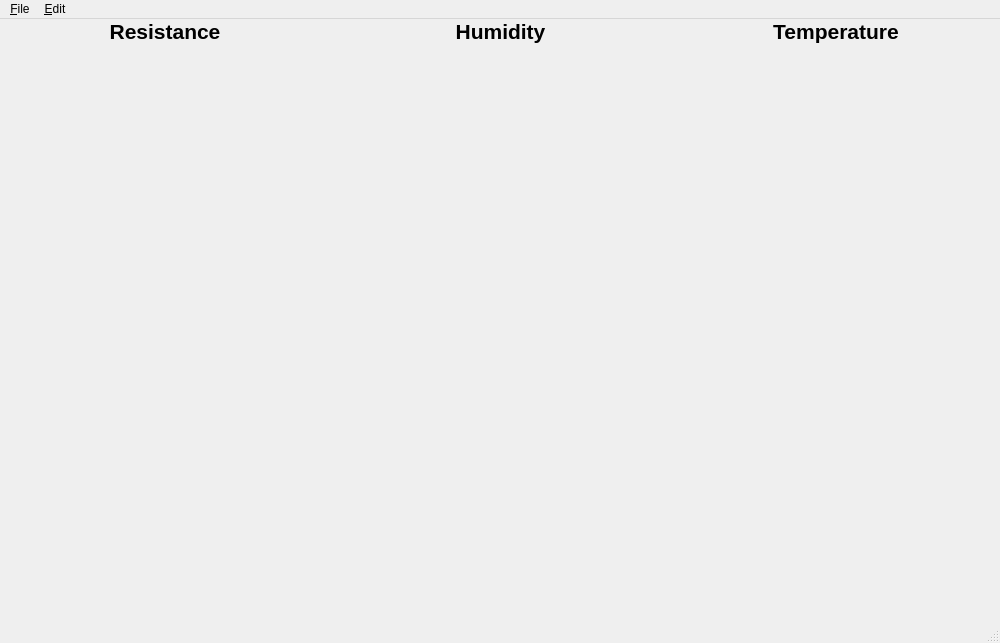
Above: ui/main_gui.ui from CydiaBoss/uc-htr-sensor before the change. Below: the same form after it.
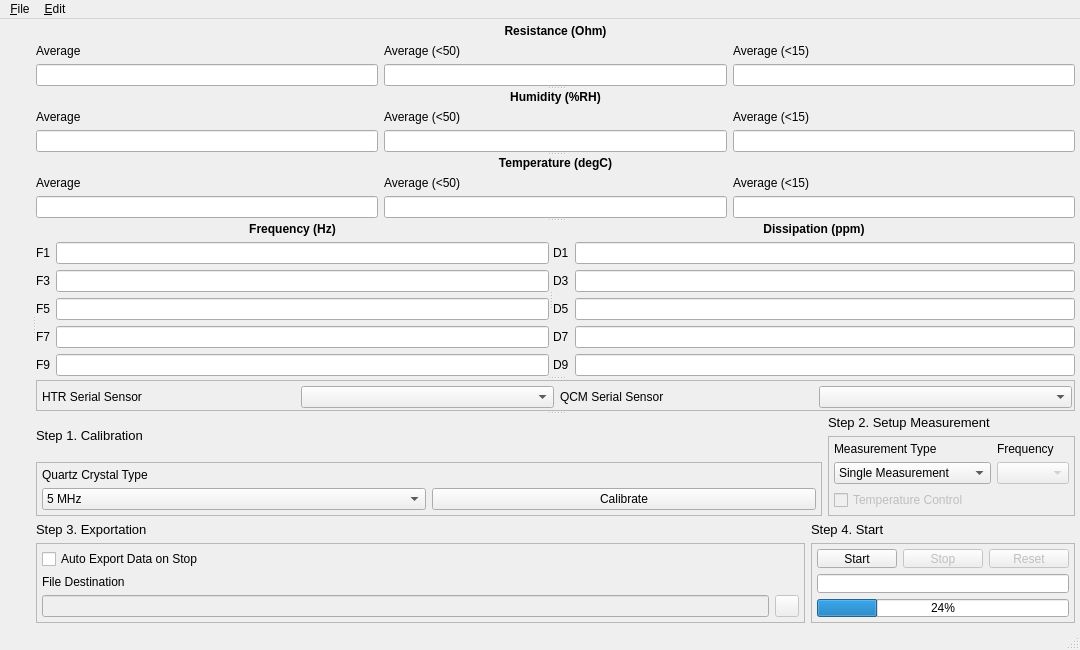
That is the form after the change. Icons and pictures are not drawn. Custom widgets are drawn as their Qt base class.

Diff of the .ui file:
```diff
--- a/ui/main_gui.ui
+++ b/ui/main_gui.ui
@@ -6,14 +6,14 @@
    <rect>
     <x>0</x>
     <y>0</y>
-    <width>1000</width>
-    <height>643</height>
+    <width>1080</width>
+    <height>650</height>
    </rect>
   </property>
   <property name="minimumSize">
    <size>
-    <width>1000</width>
-    <height>600</height>
+    <width>1080</width>
+    <height>650</height>
    </size>
   </property>
   <property name="windowTitle">
@@ -30,115 +30,915 @@
      <height>600</height>
     </size>
    </property>
-   <widget class="QWidget" name="">
-    <property name="geometry">
-     <rect>
-      <x>0</x>
-      <y>0</y>
-      <width>1001</width>
-      <height>41</height>
-     </rect>
+   <layout class="QVBoxLayout" name="verticalLayout_6">
+    <property name="leftMargin">
+     <number>5</number>
     </property>
-    <layout class="QHBoxLayout" name="horizontalLayout_2">
-     <property name="sizeConstraint">
-      <enum>QLayout::SetDefaultConstraint</enum>
-     </property>
-     <item>
-      <layout class="QVBoxLayout" name="verticalLayout_7">
-       <item>
-        <widget class="QLabel" name="label">
-         <property name="font">
-          <font>
-           <pointsize>16</pointsize>
-           <weight>75</weight>
-           <bold>true</bold>
-          </font>
-         </property>
-         <property name="text">
-          <string>Resistance</string>
-         </property>
-         <property name="alignment">
-          <set>Qt::AlignHCenter|Qt::AlignTop</set>
-         </property>
-        </widget>
-       </item>
-      </layout>
-     </item>
-     <item>
-      <layout class="QVBoxLayout" name="verticalLayout_6">
-       <item>
-        <widget class="QLabel" name="label_2">
-         <property name="font">
-          <font>
-           <pointsize>16</pointsize>
-           <weight>75</weight>
-           <bold>true</bold>
-          </font>
-         </property>
-         <property name="text">
-          <string>Humidity</string>
-         </property>
-         <property name="alignment">
-          <set>Qt::AlignHCenter|Qt::AlignTop</set>
-         </property>
-        </widget>
-       </item>
-      </layout>
-     </item>
-     <item>
-      <layout class="QVBoxLayout" name="verticalLayout_4">
-       <property name="sizeConstraint">
-        <enum>QLayout::SetDefaultConstraint</enum>
+    <property name="topMargin">
+     <number>5</number>
+    </property>
+    <property name="rightMargin">
+     <number>5</number>
+    </property>
+    <property name="bottomMargin">
+     <number>5</number>
+    </property>
+    <item>
+     <widget class="QSplitter" name="splitter_4">
+      <property name="orientation">
+       <enum>Qt::Horizontal</enum>
+      </property>
+      <widget class="QWidget" name="layoutWidget">
+       <layout class="QVBoxLayout" name="verticalLayout">
+        <item>
+         <layout class="QHBoxLayout" name="horizontalLayout">
+          <item>
+           <widget class="LivePlotWidget" name="resist_plot" native="true"/>
+          </item>
+          <item>
+           <widget class="LivePlotWidget" name="humd_plot" native="true"/>
+          </item>
+          <item>
+           <widget class="LivePlotWidget" name="temp_plot" native="true"/>
+          </item>
+         </layout>
+        </item>
+        <item>
+         <layout class="QGridLayout" name="gridLayout">
+          <item row="0" column="0">
+           <widget class="LivePlotWidget" name="amp_plot" native="true"/>
+          </item>
+          <item row="1" column="0">
+           <widget class="LivePlotWidget" name="freq_plot" native="true"/>
+          </item>
+          <item row="1" column="1">
+           <widget class="LivePlotWidget" name="dissipate_plot" native="true"/>
+          </item>
+          <item row="0" column="1">
+           <widget class="LivePlotWidget" name="phase_plot" native="true"/>
+          </item>
+         </layout>
+        </item>
+       </layout>
+      </widget>
+      <widget class="QSplitter" name="splitter_3">
+       <property name="orientation">
+        <enum>Qt::Vertical</enum>
        </property>
-       <item>
-        <widget class="QLabel" name="label_3">
-         <property name="font">
-          <font>
-           <pointsize>16</pointsize>
-           <weight>75</weight>
-           <bold>true</bold>
-          </font>
+       <widget class="QSplitter" name="splitter_2">
+        <property name="orientation">
+         <enum>Qt::Vertical</enum>
+        </property>
+        <widget class="QWidget" name="layoutWidget">
+         <layout class="QGridLayout" name="gridLayout_15">
+          <item row="0" column="0">
+           <widget class="QLabel" name="label_21">
+            <property name="text">
+             <string>&lt;html&gt;&lt;head/&gt;&lt;body&gt;&lt;p&gt;&lt;span style=&quot; font-weight:600;&quot;&gt;Resistance (Ohm)&lt;/span&gt;&lt;/p&gt;&lt;/body&gt;&lt;/html&gt;</string>
+            </property>
+            <property name="alignment">
+             <set>Qt::AlignCenter</set>
+            </property>
+           </widget>
+          </item>
+          <item row="1" column="0">
+           <layout class="QGridLayout" name="gridLayout_11">
+            <item row="1" column="2">
+             <widget class="QLineEdit" name="avg_resist_15">
+              <property name="readOnly">
+               <bool>true</bool>
+              </property>
+             </widget>
+            </item>
+            <item row="1" column="0">
+             <widget class="QLineEdit" name="resist_avg">
+              <property name="readOnly">
+               <bool>true</bool>
+              </property>
+             </widget>
+            </item>
+            <item row="0" column="1">
+             <widget class="QLabel" name="label_10">
+              <property name="text">
+               <string>Average (&lt;50)</string>
+              </property>
+              <property name="buddy">
+               <cstring>avg_resist_50</cstring>
+              </property>
+             </widget>
+            </item>
+            <item row="1" column="1">
+             <widget class="QLineEdit" name="avg_resist_50">
+              <property name="readOnly">
+               <bool>true</bool>
+              </property>
+             </widget>
+            </item>
+            <item row="0" column="2">
+             <widget class="QLabel" name="label_11">
+              <property name="text">
+               <string>Average (&lt;15)</string>
+              </property>
+              <property name="buddy">
+               <cstring>avg_resist_15</cstring>
+              </property>
+             </widget>
+            </item>
+            <item row="0" column="0">
+             <widget class="QLabel" name="label_9">
+              <property name="text">
+               <string>Average</string>
+              </property>
+              <property name="buddy">
+               <cstring>resist_avg</cstring>
+              </property>
+             </widget>
+            </item>
+           </layout>
+          </item>
+         </layout>
+        </widget>
+        <widget class="QWidget" name="layoutWidget">
+         <layout class="QGridLayout" name="gridLayout_16">
+          <item row="0" column="0">
+           <widget class="QLabel" name="label_22">
+            <property name="text">
+             <string>&lt;html&gt;&lt;head/&gt;&lt;body&gt;&lt;p&gt;&lt;span style=&quot; font-weight:600;&quot;&gt;Humidity (%RH)&lt;/span&gt;&lt;/p&gt;&lt;/body&gt;&lt;/html&gt;</string>
+            </property>
+            <property name="alignment">
+             <set>Qt::AlignCenter</set>
+            </property>
+           </widget>
+          </item>
+          <item row="1" column="0">
+           <layout class="QGridLayout" name="gridLayout_13">
+            <item row="0" column="0">
+             <widget class="QLabel" name="label_15">
+              <property name="text">
+               <string>Average</string>
+              </property>
+              <property name="buddy">
+               <cstring>humd_avg</cstring>
+              </property>
+             </widget>
+            </item>
+            <item row="0" column="1">
+             <widget class="QLabel" name="label_16">
+              <property name="text">
+               <string>Average (&lt;50)</string>
+              </property>
+              <property name="buddy">
+               <cstring>humd_avg_50</cstring>
+              </property>
+             </widget>
+            </item>
+            <item row="0" column="2">
+             <widget class="QLabel" name="label_17">
+              <property name="text">
+               <string>Average (&lt;15)</string>
+              </property>
+              <property name="buddy">
+               <cstring>humd_avg_15</cstring>
+              </property>
+             </widget>
+            </item>
+            <item row="1" column="0">
+             <widget class="QLineEdit" name="humd_avg">
+              <property name="readOnly">
+               <bool>true</bool>
+              </property>
+             </widget>
+            </item>
+            <item row="1" column="1">
+             <widget class="QLineEdit" name="humd_avg_50">
+              <property name="readOnly">
+               <bool>true</bool>
+              </property>
+             </widget>
+            </item>
+            <item row="1" column="2">
+             <widget class="QLineEdit" name="humd_avg_15">
+              <property name="readOnly">
+               <bool>true</bool>
+              </property>
+             </widget>
+            </item>
+           </layout>
+          </item>
+         </layout>
+        </widget>
+        <widget class="QWidget" name="layoutWidget">
+         <layout class="QGridLayout" name="gridLayout_17">
+          <item row="0" column="0">
+           <widget class="QLabel" name="label_23">
+            <property name="text">
+             <string>&lt;html&gt;&lt;head/&gt;&lt;body&gt;&lt;p&gt;&lt;span style=&quot; font-weight:600;&quot;&gt;Temperature (degC)&lt;/span&gt;&lt;/p&gt;&lt;/body&gt;&lt;/html&gt;</string>
+            </property>
+            <property name="alignment">
+             <set>Qt::AlignCenter</set>
+            </property>
+           </widget>
+          </item>
+          <item row="1" column="0">
+           <layout class="QGridLayout" name="gridLayout_14">
+            <item row="0" column="0">
+             <widget class="QLabel" name="label_18">
+              <property name="text">
+               <string>Average</string>
+              </property>
+              <property name="buddy">
+               <cstring>temp_avg</cstring>
+              </property>
+             </widget>
+            </item>
+            <item row="0" column="2">
+             <widget class="QLabel" name="label_20">
+              <property name="text">
+               <string>Average (&lt;15)</string>
+              </property>
+              <property name="buddy">
+               <cstring>temp_avg_15</cstring>
+              </property>
+             </widget>
+            </item>
+            <item row="1" column="0">
+             <widget class="QLineEdit" name="temp_avg">
+              <property name="readOnly">
+               <bool>true</bool>
+              </property>
+             </widget>
+            </item>
+            <item row="1" column="1">
+             <widget class="QLineEdit" name="temp_avg_50">
+              <property name="readOnly">
+               <bool>true</bool>
+              </property>
+             </widget>
+            </item>
+            <item row="1" column="2">
+             <widget class="QLineEdit" name="temp_avg_15">
+              <property name="readOnly">
+               <bool>true</bool>
+              </property>
+             </widget>
+            </item>
+            <item row="0" column="1">
+             <widget class="QLabel" name="label_19">
+              <property name="text">
+               <string>Average (&lt;50)</string>
+              </property>
+              <property name="buddy">
+               <cstring>temp_avg_50</cstring>
+              </property>
+             </widget>
+            </item>
+           </layout>
+          </item>
+         </layout>
+        </widget>
+       </widget>
+       <widget class="QSplitter" name="splitter">
+        <property name="orientation">
+         <enum>Qt::Horizontal</enum>
+        </property>
+        <widget class="QWidget" name="layoutWidget">
+         <layout class="QGridLayout" name="gridLayout_20">
+          <item row="0" column="0">
+           <widget class="QLabel" name="label_34">
+            <property name="text">
+             <string>&lt;html&gt;&lt;head/&gt;&lt;body&gt;&lt;p&gt;&lt;span style=&quot; font-weight:600;&quot;&gt;Frequency (Hz)&lt;/span&gt;&lt;/p&gt;&lt;/body&gt;&lt;/html&gt;</string>
+            </property>
+            <property name="alignment">
+             <set>Qt::AlignCenter</set>
+            </property>
+           </widget>
+          </item>
+          <item row="1" column="0">
+           <layout class="QGridLayout" name="gridLayout_18">
+            <item row="0" column="0">
+             <widget class="QLabel" name="label_24">
+              <property name="text">
+               <string>F1</string>
+              </property>
+              <property name="buddy">
+               <cstring>freq_f1</cstring>
+              </property>
+             </widget>
+            </item>
+            <item row="0" column="1">
+             <widget class="QLineEdit" name="freq_f1">
+              <property name="readOnly">
+               <bool>true</bool>
+              </property>
+             </widget>
+            </item>
+            <item row="1" column="0">
+             <widget class="QLabel" name="label_25">
+              <property name="text">
+               <string>F3</string>
+              </property>
+              <property name="buddy">
+               <cstring>freq_f3</cstring>
+              </property>
+             </widget>
+            </item>
+            <item row="1" column="1">
+             <widget class="QLineEdit" name="freq_f3">
+              <property name="readOnly">
+               <bool>true</bool>
+              </property>
+             </widget>
+            </item>
+            <item row="2" column="0">
+             <widget class="QLabel" name="label_26">
+              <property name="text">
+               <string>F5</string>
+              </property>
+              <property name="buddy">
+               <cstring>freq_f5</cstring>
+              </property>
+             </widget>
+            </item>
+            <item row="2" column="1">
+             <widget class="QLineEdit" name="freq_f5">
+              <property name="readOnly">
+               <bool>true</bool>
+              </property>
+             </widget>
+            </item>
+            <item row="3" column="0">
+             <widget class="QLabel" name="label_27">
+              <property name="text">
+               <string>F7</string>
+              </property>
+              <property name="buddy">
+               <cstring>freq_f7</cstring>
+              </property>
+             </widget>
+            </item>
+            <item row="3" column="1">
+             <widget class="QLineEdit" name="freq_f7">
+              <property name="readOnly">
+               <bool>true</bool>
+              </property>
+             </widget>
+            </item>
+            <item row="4" column="0">
+             <widget class="QLabel" name="label_28">
+              <property name="text">
+               <string>F9</string>
+              </property>
+              <property name="buddy">
+               <cstring>freq_f9</cstring>
+              </property>
+             </widget>
+            </item>
+            <item row="4" column="1">
+             <widget class="QLineEdit" name="freq_f9">
+              <property name="readOnly">
+               <bool>true</bool>
+              </property>
+             </widget>
+            </item>
+           </layout>
+          </item>
+         </layout>
+        </widget>
+        <widget class="QWidget" name="layoutWidget">
+         <layout class="QGridLayout" name="gridLayout_21">
+          <item row="1" column="0">
+           <layout class="QGridLayout" name="gridLayout_19">
+            <item row="1" column="1">
+             <widget class="QLineEdit" name="diss_d3">
+              <property name="readOnly">
+               <bool>true</bool>
+              </property>
+             </widget>
+            </item>
+            <item row="3" column="1">
+             <widget class="QLineEdit" name="diss_d7">
+              <property name="readOnly">
+               <bool>true</bool>
+              </property>
+             </widget>
+            </item>
+            <item row="4" column="0">
+             <widget class="QLabel" name="label_33">
+              <property name="text">
+               <string>D9</string>
+              </property>
+              <property name="buddy">
+               <cstring>diss_d9</cstring>
+              </property>
+             </widget>
+            </item>
+            <item row="3" column="0">
+             <widget class="QLabel" name="label_32">
+              <property name="text">
+               <string>D7</string>
+              </property>
+              <property name="buddy">
+               <cstring>diss_d7</cstring>
+              </property>
+             </widget>
+            </item>
+            <item row="0" column="1">
+             <widget class="QLineEdit" name="diss_d1">
+              <property name="readOnly">
+               <bool>true</bool>
+              </property>
+             </widget>
+            </item>
+            <item row="1" column="0">
+             <widget class="QLabel" name="label_30">
+              <property name="text">
+               <string>D3</string>
+              </property>
+              <property name="buddy">
+               <cstring>diss_d3</cstring>
+              </property>
+             </widget>
+            </item>
+            <item row="2" column="0">
+             <widget class="QLabel" name="label_31">
+              <property name="text">
+               <string>D5</string>
+              </property>
+              <property name="buddy">
+               <cstring>diss_d5</cstring>
+              </property>
+             </widget>
+            </item>
+            <item row="0" column="0">
+             <widget class="QLabel" name="label_29">
+              <property name="text">
+               <string>D1</string>
+              </property>
+              <property name="buddy">
+               <cstring>diss_d1</cstring>
+              </property>
+             </widget>
+            </item>
+            <item row="2" column="1">
+             <widget class="QLineEdit" name="diss_d5">
+              <property name="readOnly">
+               <bool>true</bool>
+              </property>
+             </widget>
+            </item>
+            <item row="4" column="1">
+             <widget class="QLineEdit" name="diss_d9">
+              <property name="readOnly">
+               <bool>true</bool>
+              </property>
+             </widget>
+            </item>
+           </layout>
+          </item>
+          <item row="0" column="0">
+           <widget class="QLabel" name="label_35">
+            <property name="text">
+             <string>&lt;html&gt;&lt;head/&gt;&lt;body&gt;&lt;p&gt;&lt;span style=&quot; font-weight:600;&quot;&gt;Dissipation (ppm)&lt;/span&gt;&lt;/p&gt;&lt;/body&gt;&lt;/html&gt;</string>
+            </property>
+            <property name="alignment">
+             <set>Qt::AlignCenter</set>
+            </property>
+           </widget>
+          </item>
+         </layout>
+        </widget>
+       </widget>
+       <widget class="QFrame" name="frame_5">
+        <property name="frameShape">
+         <enum>QFrame::StyledPanel</enum>
+        </property>
+        <property name="frameShadow">
+         <enum>QFrame::Raised</enum>
+        </property>
+        <layout class="QHBoxLayout" name="horizontalLayout_2">
+         <property name="leftMargin">
+          <number>5</number>
          </property>
-         <property name="text">
-          <string>Temperature</string>
+         <property name="topMargin">
+          <number>5</number>
          </property>
-         <property name="alignment">
-          <set>Qt::AlignHCenter|Qt::AlignTop</set>
+         <property name="rightMargin">
+          <number>2</number>
          </property>
-        </widget>
-       </item>
-      </layout>
-     </item>
-    </layout>
-   </widget>
-   <widget class="QWidget" name="">
-    <property name="geometry">
-     <rect>
-      <x>0</x>
-      <y>40</y>
-      <width>1001</width>
-      <height>341</height>
-     </rect>
-    </property>
-    <layout class="QHBoxLayout" name="horizontalLayout" stretch="0,0,0">
-     <item>
-      <layout class="QVBoxLayout" name="verticalLayout_3"/>
-     </item>
-     <item>
-      <layout class="QVBoxLayout" name="verticalLayout_2"/>
-     </item>
-     <item>
-      <layout class="QVBoxLayout" name="verticalLayout"/>
-     </item>
-    </layout>
-   </widget>
+         <property name="bottomMargin">
+          <number>2</number>
+         </property>
+         <item>
+          <layout class="QGridLayout" name="gridLayout_12">
+           <item row="0" column="0">
+            <widget class="QLabel" name="label_13">
+             <property name="text">
+              <string>HTR Serial Sensor</string>
+             </property>
+             <property name="buddy">
+              <cstring>htr_serial</cstring>
+             </property>
+            </widget>
+           </item>
+           <item row="0" column="1">
+            <widget class="QComboBox" name="htr_serial"/>
+           </item>
+           <item row="0" column="2">
+            <widget class="QLabel" name="label_14">
+             <property name="text">
+              <string>QCM Serial Sensor</string>
+             </property>
+             <property name="buddy">
+              <cstring>qcm_serial</cstring>
+             </property>
+            </widget>
+           </item>
+           <item row="0" column="3">
+            <widget class="QComboBox" name="qcm_serial"/>
+           </item>
+          </layout>
+         </item>
+        </layout>
+       </widget>
+       <widget class="QWidget" name="layoutWidget">
+        <layout class="QGridLayout" name="gridLayout_10">
+         <item row="0" column="0" rowspan="2" colspan="2">
+          <layout class="QGridLayout" name="gridLayout_3">
+           <item row="2" column="0">
+            <widget class="QFrame" name="frame">
+             <property name="frameShape">
+              <enum>QFrame::StyledPanel</enum>
+             </property>
+             <property name="frameShadow">
+              <enum>QFrame::Sunken</enum>
+             </property>
+             <property name="lineWidth">
+              <number>16</number>
+             </property>
+             <property name="midLineWidth">
+              <number>6</number>
+             </property>
+             <layout class="QVBoxLayout" name="verticalLayout_2">
+              <property name="leftMargin">
+               <number>5</number>
+              </property>
+              <property name="topMargin">
+               <number>5</number>
+              </property>
+              <property name="rightMargin">
+               <number>5</number>
+              </property>
+              <property name="bottomMargin">
+               <number>5</number>
+              </property>
+              <item>
+               <layout class="QGridLayout" name="gridLayout_2">
+                <item row="1" column="0">
+                 <widget class="QComboBox" name="qc_type">
+                  <item>
+                   <property name="text">
+                    <string>5 MHz</string>
+                   </property>
+                  </item>
+                  <item>
+                   <property name="text">
+                    <string>10 MHz</string>
+                   </property>
+                  </item>
+                 </widget>
+                </item>
+                <item row="1" column="1">
+                 <widget class="QPushButton" name="calibrate_btn">
+                  <property name="text">
+                   <string>Calibrate</string>
+                  </property>
+                 </widget>
+                </item>
+                <item row="0" column="0">
+                 <widget class="QLabel" name="label">
+                  <property name="text">
+                   <string>Quartz Crystal Type</string>
+                  </property>
+                  <property name="buddy">
+                   <cstring>qc_type</cstring>
+                  </property>
+                 </widget>
+                </item>
+               </layout>
+              </item>
+             </layout>
+            </widget>
+           </item>
+           <item row="1" column="0">
+            <widget class="QLabel" name="label_4">
+             <property name="text">
+              <string>&lt;html&gt;&lt;head/&gt;&lt;body&gt;&lt;p&gt;&lt;span style=&quot; font-size:10pt;&quot;&gt;Step 1. Calibration&lt;/span&gt;&lt;/p&gt;&lt;/body&gt;&lt;/html&gt;</string>
+             </property>
+            </widget>
+           </item>
+          </layout>
+         </item>
+         <item row="2" column="1" rowspan="2" colspan="2">
+          <layout class="QGridLayout" name="gridLayout_9">
+           <item row="0" column="0">
+            <widget class="QLabel" name="label_8">
+             <property name="text">
+              <string>&lt;html&gt;&lt;head/&gt;&lt;body&gt;&lt;p&gt;&lt;span style=&quot; font-size:10pt;&quot;&gt;Step 4. Start&lt;/span&gt;&lt;/p&gt;&lt;/body&gt;&lt;/html&gt;</string>
+             </property>
+            </widget>
+           </item>
+           <item row="1" column="0">
+            <widget class="QFrame" name="frame_4">
+             <property name="frameShape">
+              <enum>QFrame::StyledPanel</enum>
+             </property>
+             <property name="frameShadow">
+              <enum>QFrame::Sunken</enum>
+             </property>
+             <property name="lineWidth">
+              <number>16</number>
+             </property>
+             <property name="midLineWidth">
+              <number>6</number>
+             </property>
+             <layout class="QVBoxLayout" name="verticalLayout_5">
+              <property name="leftMargin">
+               <number>5</number>
+              </property>
+              <property name="topMargin">
+               <number>5</number>
+              </property>
+              <property name="rightMargin">
+               <number>5</number>
+              </property>
+              <property name="bottomMargin">
+               <number>5</number>
+              </property>
+              <item>
+               <layout class="QGridLayout" name="gridLayout_8">
+                <item row="0" column="2">
+                 <widget class="QPushButton" name="reset_btn">
+                  <property name="enabled">
+                   <bool>false</bool>
+                  </property>
+                  <property name="text">
+                   <string>Reset</string>
+                  </property>
+                 </widget>
+                </item>
+                <item row="2" column="0" colspan="3">
+                 <widget class="QProgressBar" name="progress_bar">
+                  <property name="value">
+                   <number>24</number>
+                  </property>
+                  <property name="orientation">
+                   <enum>Qt::Horizontal</enum>
+                  </property>
+                  <property name="invertedAppearance">
+                   <bool>false</bool>
+                  </property>
+                 </widget>
+                </item>
+                <item row="0" column="0">
+                 <widget class="QPushButton" name="start_btn">
+                  <property name="text">
+                   <string>Start</string>
+                  </property>
+                  <property name="icon">
+                   <iconset>
+                    <normaloff>resources/start.png</normaloff>resources/start.png</iconset>
+                  </property>
+                  <property name="iconSize">
+                   <size>
+                    <width>10</width>
+                    <height>10</height>
+                   </size>
+                  </property>
+                 </widget>
+                </item>
+                <item row="0" column="1">
+                 <widget class="QPushButton" name="stop_btn">
+                  <property name="enabled">
+                   <bool>false</bool>
+                  </property>
+                  <property name="text">
+                   <string>Stop</string>
+                  </property>
+                  <property name="icon">
+                   <iconset>
+                    <normaloff>resources/stop.png</normaloff>resources/stop.png</iconset>
+                  </property>
+                  <property name="iconSize">
+                   <size>
+                    <width>10</width>
+                    <height>10</height>
+                   </size>
+                  </property>
+                 </widget>
+                </item>
+                <item row="1" column="0" colspan="3">
+                 <widget class="QLineEdit" name="perm_status">
+                  <property name="readOnly">
+                   <bool>true</bool>
+                  </property>
+                 </widget>
+                </item>
+               </layout>
+              </item>
+             </layout>
+            </widget>
+           </item>
+          </layout>
+         </item>
+         <item row="0" column="2" rowspan="2">
+          <layout class="QGridLayout" name="gridLayout_5">
+           <item row="1" column="0">
+            <widget class="QLabel" name="label_5">
+             <property name="text">
+              <string>&lt;html&gt;&lt;head/&gt;&lt;body&gt;&lt;p&gt;&lt;span style=&quot; font-size:10pt;&quot;&gt;Step 2. Setup Measurement&lt;/span&gt;&lt;/p&gt;&lt;/body&gt;&lt;/html&gt;</string>
+             </property>
+            </widget>
+           </item>
+           <item row="2" column="0">
+            <widget class="QFrame" name="frame_2">
+             <property name="frameShape">
+              <enum>QFrame::StyledPanel</enum>
+             </property>
+             <property name="frameShadow">
+              <enum>QFrame::Sunken</enum>
+             </property>
+             <property name="lineWidth">
+              <number>16</number>
+             </property>
+             <property name="midLineWidth">
+              <number>6</number>
+             </property>
+             <layout class="QVBoxLayout" name="verticalLayout_3">
+              <property name="leftMargin">
+               <number>5</number>
+              </property>
+              <property name="topMargin">
+               <number>5</number>
+              </property>
+              <property name="rightMargin">
+               <number>5</number>
+              </property>
+              <property name="bottomMargin">
+               <number>5</number>
+              </property>
+              <item>
+               <layout class="QGridLayout" name="gridLayout_4">
+                <item row="0" column="0">
+                 <widget class="QLabel" name="label_2">
+                  <property name="text">
+                   <string>Measurement Type</string>
+                  </property>
+                  <property name="buddy">
+                   <cstring>measure_type</cstring>
+                  </property>
+                 </widget>
+                </item>
+                <item row="0" column="1">
+                 <widget class="QLabel" name="label_3">
+                  <property name="text">
+                   <string>Frequency</string>
+                  </property>
+                  <property name="buddy">
+                   <cstring>freq_list</cstring>
+                  </property>
+                 </widget>
+                </item>
+                <item row="1" column="0">
+                 <widget class="QComboBox" name="measure_type">
+                  <item>
+                   <property name="text">
+                    <string>Single Measurement</string>
+                   </property>
+                  </item>
+                  <item>
+                   <property name="text">
+                    <string>Multiple Measurements</string>
+                   </property>
+                  </item>
+                 </widget>
+                </item>
+                <item row="1" column="1">
+                 <widget class="QComboBox" name="freq_list">
+                  <property name="enabled">
+                   <bool>false</bool>
+                  </property>
+                 </widget>
+                </item>
+                <item row="2" column="0">
+                 <widget class="QCheckBox" name="qcm_temp_ctrl">
+                  <property name="enabled">
+                   <bool>false</bool>
+                  </property>
+                  <property name="text">
+                   <string>Temperature Control</string>
+                  </property>
+                 </widget>
+                </item>
+               </layout>
+              </item>
+             </layout>
+            </widget>
+           </item>
+          </layout>
+         </item>
+         <item row="2" column="0" rowspan="2">
+          <layout class="QGridLayout" name="gridLayout_7">
+           <item row="0" column="0">
+            <widget class="QLabel" name="label_7">
+             <property name="text">
+              <string>&lt;html&gt;&lt;head/&gt;&lt;body&gt;&lt;p&gt;&lt;span style=&quot; font-size:10pt;&quot;&gt;Step 3. Exportation&lt;/span&gt;&lt;/p&gt;&lt;/body&gt;&lt;/html&gt;</string>
+             </property>
+            </widget>
+           </item>
+           <item row="1" column="0">
+            <widget class="QFrame" name="frame_3">
+             <property name="frameShape">
+              <enum>QFrame::StyledPanel</enum>
+             </property>
+             <property name="frameShadow">
+              <enum>QFrame::Sunken</enum>
+             </property>
+             <property name="lineWidth">
+              <number>16</number>
+             </property>
+             <property name="midLineWidth">
+              <number>6</number>
+             </property>
+             <layout class="QVBoxLayout" name="verticalLayout_4">
+              <property name="leftMargin">
+               <number>5</number>
+              </property>
+              <property name="topMargin">
+               <number>5</number>
+              </property>
+              <property name="rightMargin">
+               <number>5</number>
+              </property>
+              <property name="bottomMargin">
+               <number>5</number>
+              </property>
+              <item>
+               <layout class="QGridLayout" name="gridLayout_6">
+                <item row="3" column="0">
+                 <widget class="QLineEdit" name="file_dest">
+                  <property name="enabled">
+                   <bool>false</bool>
+                  </property>
+                 </widget>
+                </item>
+                <item row="3" column="1">
+                 <widget class="QToolButton" name="file_select">
+                  <property name="enabled">
+                   <bool>false</bool>
+                  </property>
+                  <property name="text">
+                   <string/>
+                  </property>
+                  <property name="icon">
+                   <iconset>
+                    <normaloff>resources/folder.png</normaloff>resources/folder.png</iconset>
+                  </property>
+                 </widget>
+                </item>
+                <item row="1" column="0">
+                 <widget class="QLabel" name="label_6">
+                  <property name="text">
+                   <string>File Destination</string>
+                  </property>
+                 </widget>
+                </item>
+                <item row="0" column="0" colspan="2">
+                 <widget class="QCheckBox" name="auto_export">
+                  <property name="text">
+                   <string>Auto Export Data on Stop</string>
+                  </property>
+                 </widget>
+                </item>
+               </layout>
+              </item>
+             </layout>
+            </widget>
+           </item>
+          </layout>
+         </item>
+        </layout>
+       </widget>
+      </widget>
+     </widget>
+    </item>
+   </layout>
   </widget>
   <widget class="QMenuBar" name="menubar">
    <property name="geometry">
     <rect>
      <x>0</x>
      <y>0</y>
-     <width>1000</width>
+     <width>1080</width>
      <height>22</height>
     </rect>
    </property>
@@ -251,6 +1051,49 @@
    </property>
   </action>
  </widget>
+ <customwidgets>
+  <customwidget>
+   <class>LivePlotWidget</class>
+   <extends>QWidget</extends>
+   <header>pglive.sources.live_plot_widget</header>
+   <container>1</container>
+  </customwidget>
+ </customwidgets>
+ <tabstops>
+  <tabstop>htr_serial</tabstop>
+  <tabstop>qcm_serial</tabstop>
+  <tabstop>qc_type</tabstop>
+  <tabstop>calibrate_btn</tabstop>
+  <tabstop>measure_type</tabstop>
+  <tabstop>freq_list</tabstop>
+  <tabstop>qcm_temp_ctrl</tabstop>
+  <tabstop>auto_export</tabstop>
+  <tabstop>file_dest</tabstop>
+  <tabstop>start_btn</tabstop>
+  <tabstop>stop_btn</tabstop>
+  <tabstop>reset_btn</tabstop>
+  <tabstop>file_select</tabstop>
+  <tabstop>resist_avg</tabstop>
+  <tabstop>avg_resist_50</tabstop>
+  <tabstop>avg_resist_15</tabstop>
+  <tabstop>humd_avg</tabstop>
+  <tabstop>humd_avg_50</tabstop>
+  <tabstop>humd_avg_15</tabstop>
+  <tabstop>temp_avg</tabstop>
+  <tabstop>freq_f9</tabstop>
+  <tabstop>freq_f7</tabstop>
+  <tabstop>temp_avg_50</tabstop>
+  <tabstop>temp_avg_15</tabstop>
+  <tabstop>freq_f1</tabstop>
+  <tabstop>freq_f3</tabstop>
+  <tabstop>freq_f5</tabstop>
+  <tabstop>diss_d9</tabstop>
+  <tabstop>diss_d5</tabstop>
+  <tabstop>diss_d7</tabstop>
+  <tabstop>perm_status</tabstop>
+  <tabstop>diss_d3</tabstop>
+  <tabstop>diss_d1</tabstop>
+ </tabstops>
  <resources/>
  <connections/>
 </ui>
```
Left out of the diff: 60 changed lines with no effect on the pictures.
